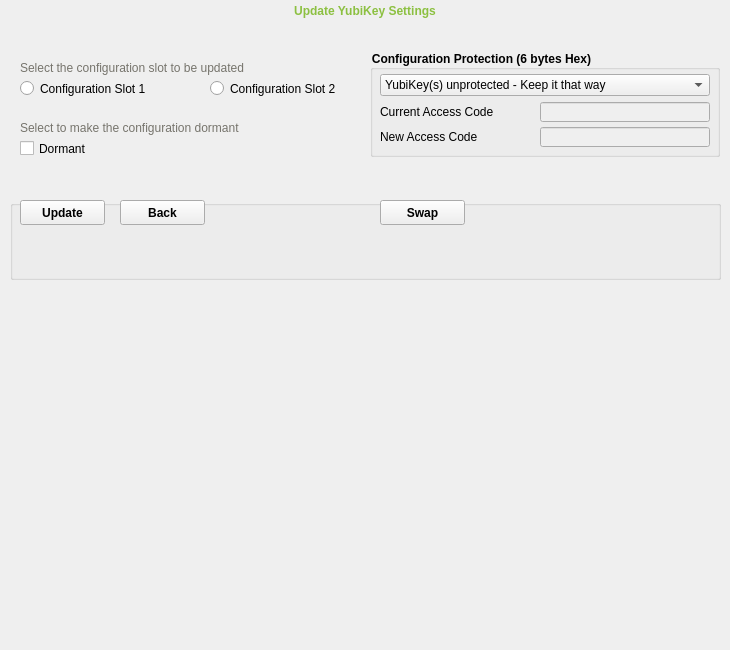
Above: src/ui/settingpage.ui from Yubico/yubikey-personalization-gui before the change. Below: the same form after it.
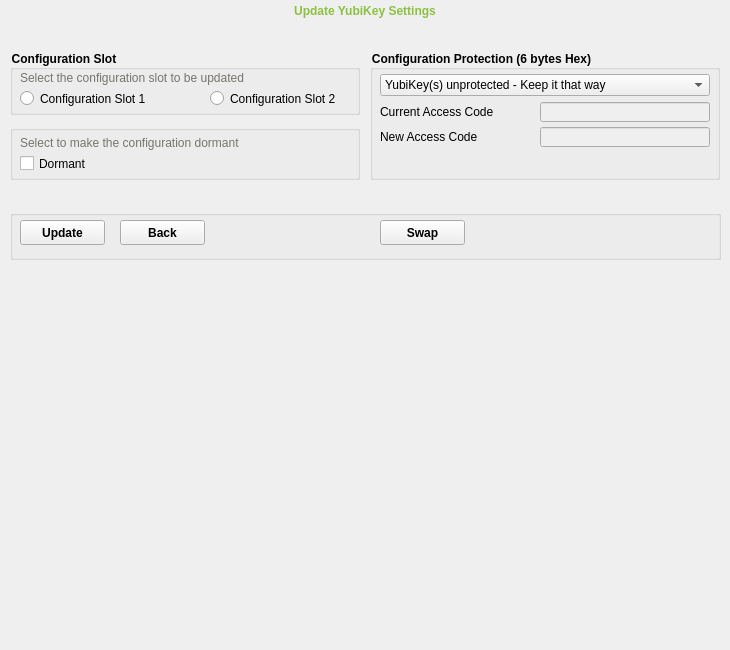
That is the form after the change. The open tabs and pages were chosen to show the change. Icons and pictures are not drawn.

Commit message: shuffle things around on settingpage

What changed in the file:
```diff
--- a/src/ui/settingpage.ui
+++ b/src/ui/settingpage.ui
@@ -1184,9 +1184,9 @@
     <property name="geometry">
      <rect>
       <x>10</x>
-      <y>200</y>
+      <y>210</y>
       <width>711</width>
-      <height>80</height>
+      <height>50</height>
      </rect>
     </property>
     <property name="styleSheet">
@@ -1199,7 +1199,7 @@
      <property name="geometry">
       <rect>
        <x>10</x>
-       <y>0</y>
+       <y>10</y>
        <width>85</width>
        <height>25</height>
       </rect>
@@ -1228,7 +1228,7 @@
      <property name="geometry">
       <rect>
        <x>110</x>
-       <y>0</y>
+       <y>10</y>
        <width>85</width>
        <height>25</height>
       </rect>
@@ -1257,7 +1257,7 @@
      <property name="geometry">
       <rect>
        <x>370</x>
-       <y>0</y>
+       <y>10</y>
        <width>85</width>
        <height>25</height>
       </rect>
@@ -1283,7 +1283,7 @@
      <property name="geometry">
       <rect>
        <x>465</x>
-       <y>4</y>
+       <y>14</y>
        <width>16</width>
        <height>16</height>
       </rect>
@@ -1323,20 +1323,27 @@
      </property>
     </widget>
    </widget>
-   <widget class="QWidget" name="slotWidget" native="true">
+   <widget class="QGroupBox" name="slotGroupBox">
     <property name="geometry">
      <rect>
       <x>10</x>
       <y>50</y>
-      <width>361</width>
-      <height>50</height>
+      <width>350</width>
+      <height>65</height>
      </rect>
     </property>
+    <property name="styleSheet">
+     <string notr="true">font-weight: bold;
+</string>
+    </property>
+    <property name="title">
+     <string>Configuration Slot</string>
+    </property>
     <widget class="QLabel" name="updateSlotLabel">
      <property name="geometry">
       <rect>
        <x>10</x>
-       <y>10</y>
+       <y>20</y>
        <width>321</width>
        <height>16</height>
       </rect>
@@ -1353,7 +1360,7 @@
      <property name="geometry">
       <rect>
        <x>10</x>
-       <y>30</y>
+       <y>40</y>
        <width>151</width>
        <height>17</height>
       </rect>
@@ -1375,7 +1382,7 @@
      <property name="geometry">
       <rect>
        <x>200</x>
-       <y>30</y>
+       <y>40</y>
        <width>151</width>
        <height>17</height>
       </rect>
@@ -1388,13 +1395,13 @@
      </property>
     </widget>
    </widget>
-   <widget class="QWidget" name="dormantWidget" native="true">
+   <widget class="QGroupBox" name="dormantGroupBox">
     <property name="geometry">
      <rect>
       <x>10</x>
-      <y>110</y>
-      <width>361</width>
-      <height>50</height>
+      <y>125</y>
+      <width>350</width>
+      <height>55</height>
      </rect>
     </property>
     <widget class="QLabel" name="updateDormantLabel">
@@ -1437,7 +1444,7 @@
       <x>370</x>
       <y>50</y>
       <width>350</width>
-      <height>107</height>
+      <height>130</height>
      </rect>
     </property>
     <property name="styleSheet">
@@ -1583,7 +1590,7 @@
      <property name="geometry">
       <rect>
        <x>325</x>
-       <y>4</y>
+       <y>0</y>
        <width>16</width>
        <height>16</height>
       </rect>
```
Left out of the diff: 4 changed lines with no effect on the pictures.
